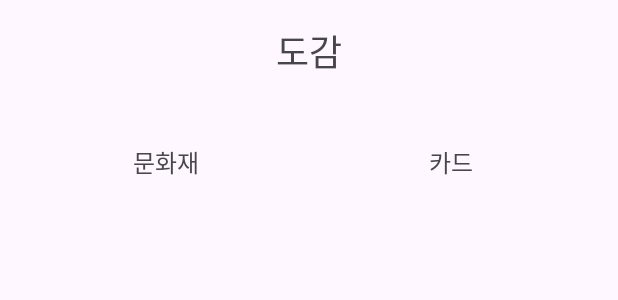
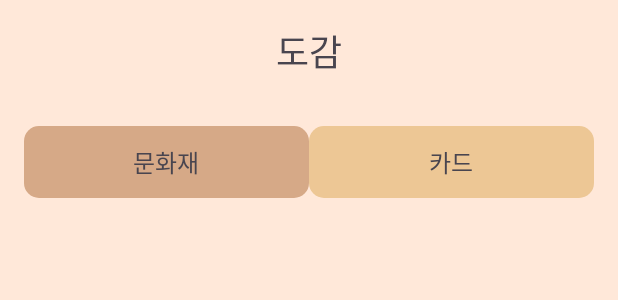
Before and after one commit to D105-6angle/MBG, an Android app: the layout fragment_book.xml on its own in the app's theme, with its tools: preview values and no code run, on a phone screen of 412 x 824 dp. Shown: the top 300 px of the screen. Run offline under Robolectric (Android 15) with nearby library versions, the phone set to English and light mode, and no system bars.

Commit message:
S12P11D106-46 feat : drawable 추가

```diff
--- /dev/null
+++ b/MBG/app/src/main/res/drawable/button_selected.xml
@@ -0,0 +1,6 @@
+<?xml version="1.0" encoding="utf-8"?>
+<shape xmlns:android="http://schemas.android.com/apk/res/android"
+    android:shape="rectangle">
+    <solid android:color="#D6A987"/>
+    <corners android:radius="10dp"/>
+</shape>
--- /dev/null
+++ b/MBG/app/src/main/res/drawable/button_unselected.xml
@@ -0,0 +1,6 @@
+<?xml version="1.0" encoding="utf-8"?>
+<shape xmlns:android="http://schemas.android.com/apk/res/android"
+    android:shape="rectangle">
+    <solid android:color="#EDC795"/>
+    <corners android:radius="10dp"/>
+</shape>
--- a/MBG/app/src/main/res/layout/fragment_book.xml
+++ b/MBG/app/src/main/res/layout/fragment_book.xml
@@ -3,6 +3,7 @@
     xmlns:tools="http://schemas.android.com/tools"
     android:layout_width="match_parent"
     android:layout_height="match_parent"
+    android:background="#FFE8D9"
     xmlns:app="http://schemas.android.com/apk/res-auto">
 
     <TextView
@@ -42,8 +43,9 @@
             android:layout_height="wrap_content"
             android:layout_weight="1"
             android:gravity="center"
+            android:background="@drawable/button_selected"
             android:padding="12dp"
-            android:text="문화재"
+            android:text="@string/cultural_property_section"
             android:textSize="16sp" />
 
         <TextView
@@ -51,9 +53,10 @@
             android:layout_width="0dp"
             android:layout_height="wrap_content"
             android:layout_weight="1"
+            android:background="@drawable/button_unselected"
             android:gravity="center"
             android:padding="12dp"
-            android:text="카드"
+            android:text="@string/card_section"
             android:textSize="16sp" />
 
     </LinearLayout>
--- a/MBG/app/src/main/res/values/strings.xml
+++ b/MBG/app/src/main/res/values/strings.xml
@@ -8,7 +8,7 @@
     <string name="input_nickname">닉네임 입력</string>
     <string name="hint_text">김봉년</string>
     <string name="submit_sign_up_btn">문방구와 함께하기</string>
-    <!-- TODO: Remove or change this placeholder text -->
-    <string name="hello_blank_fragment">Hello blank fragment</string>
     <string name="book_title">도감</string>
+    <string name="card_section">카드</string>
+    <string name="cultural_property_section">문화재</string>
 </resources>
--- a/MBG/build.gradle.kts
+++ b/MBG/build.gradle.kts
@@ -1,7 +1,7 @@
 // Top-level build file where you can add configuration options common to all sub-projects/modules.
 plugins {
     id("com.android.application") version "8.1.1" apply false
-    id("com.android.library") version "8.1.3" apply false
+    id("com.android.library") version "8.6.1" apply false
     id("org.jetbrains.kotlin.android") version "1.9.0" apply false
     id("androidx.navigation.safeargs.kotlin") version "2.5.3" apply false
     id("com.google.dagger.hilt.android") version "2.48" apply false
```
